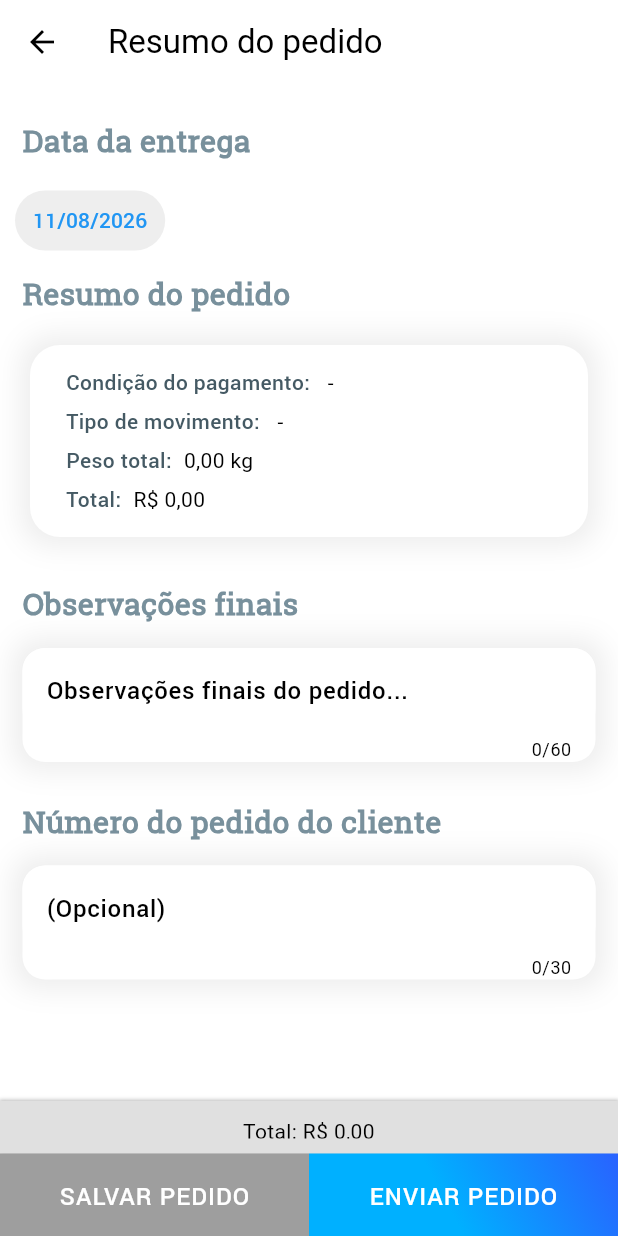
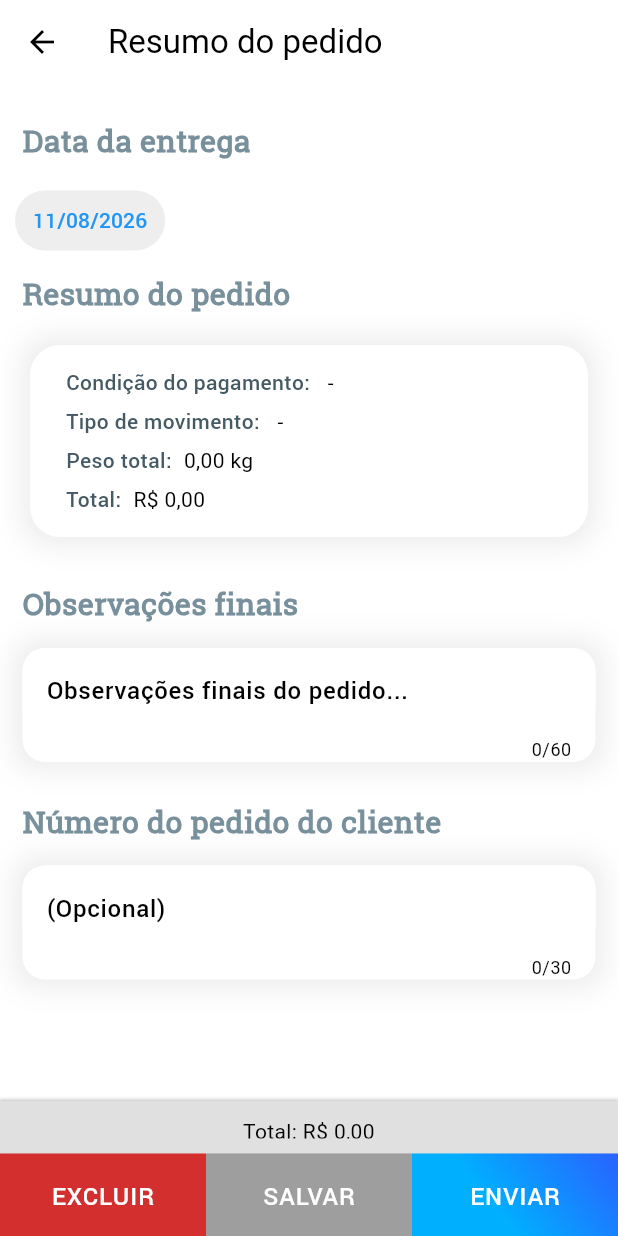
Before and after one commit to MGUERRA2019/vendas_agrindus, a Flutter app: the OrderSummaryScreen screen opened directly with empty values, on a phone screen of 412 x 824 dp. Run offline on Flutter 3.47's test engine with Material 3 defaults, Android fonts, the phone set to English and light mode, and no system bars; drawn by our look-alikes of modal_progress_hud_nsn; our stand-ins replace cached_network_image, clock, cloud_firestore, email_validator, firebase_auth, firebase_core and 7 more; missing offline and left inert: darq, flutter_local_notifications_linux, flutter_local_notifications_platform_interface, flutter_local_notifications_windows; accounts and stored records are empty; project files that could hold a hidden picture were left out.

Commit message:
10/08/26T Mario Guerra

```diff
--- a/lib/screens/navigation_screen.dart
+++ b/lib/screens/navigation_screen.dart
@@ -1,5 +1,6 @@
 import 'package:animations/animations.dart';
 import 'package:flutter/material.dart';
+import 'package:flutter/services.dart';
 import 'package:rflutter_alert/rflutter_alert.dart';
 import 'package:vendasagrindus/components/alert_button.dart';
 import 'package:vendasagrindus/screens/clientes/lista_clientes.dart';
@@ -82,7 +83,7 @@ class _NavigationScreenState extends State<NavigationScreen> {
       onPopInvokedWithResult: (didPop, result) async {
         if (!didPop) {
           final shouldPop = (await _exitPressed()) ?? false;
-          if (shouldPop && context.mounted) Navigator.of(context).pop();
+          if (shouldPop) SystemNavigator.pop();
         }
       },
       child: Scaffold(
--- a/lib/screens/pedidos/order_widgets.dart
+++ b/lib/screens/pedidos/order_widgets.dart
@@ -58,7 +58,8 @@ class OrderConfirmButton extends StatelessWidget {
 class SummaryButton extends StatelessWidget {
   final VoidCallback? saveFunction;
   final VoidCallback? sendFunction;
-  SummaryButton({this.saveFunction, this.sendFunction});
+  final VoidCallback? deleteFunction;
+  SummaryButton({this.saveFunction, this.sendFunction, this.deleteFunction});
   @override
   Widget build(BuildContext context) {
     return Container(
@@ -66,15 +67,35 @@ class SummaryButton extends StatelessWidget {
       width: double.infinity,
       child: Row(
         children: [
+          if (deleteFunction != null)
+            Expanded(
+              child: InkWell(
+                onTap: deleteFunction,
+                child: Container(
+                  color: Colors.red.shade700,
+                  child: Center(
+                    child: FittedBox(
+                      fit: BoxFit.scaleDown,
+                      child: Text('EXCLUIR',
+                          style: TextStyle(
+                              color: Colors.white, fontWeight: FontWeight.w500, fontSize: 16, letterSpacing: .7)),
+                    ),
+                  ),
+                ),
+              ),
+            ),
           Expanded(
             child: InkWell(
               onTap: saveFunction,
               child: Container(
                 color: Colors.grey,
                 child: Center(
-                  child: Text('SALVAR PEDIDO',
-                      style: TextStyle(
-                          color: Colors.white, fontWeight: FontWeight.w500, fontSize: 16, letterSpacing: .7)),
+                  child: FittedBox(
+                    fit: BoxFit.scaleDown,
+                    child: Text('SALVAR',
+                        style: TextStyle(
+                            color: Colors.white, fontWeight: FontWeight.w500, fontSize: 16, letterSpacing: .7)),
+                  ),
                 ),
               ),
             ),
@@ -85,9 +106,12 @@ class SummaryButton extends StatelessWidget {
               child: Container(
                 decoration: BoxDecoration(gradient: kGradientStyle),
                 child: Center(
-                  child: Text('ENVIAR PEDIDO',
-                      style: TextStyle(
-                          color: Colors.white, fontWeight: FontWeight.w500, fontSize: 16, letterSpacing: .7)),
+                  child: FittedBox(
+                    fit: BoxFit.scaleDown,
+                    child: Text('ENVIAR',
+                        style: TextStyle(
+                            color: Colors.white, fontWeight: FontWeight.w500, fontSize: 16, letterSpacing: .7)),
+                  ),
                 ),
               ),
             ),
--- a/lib/user_data.dart
+++ b/lib/user_data.dart
@@ -147,6 +147,12 @@ class UserData extends ChangeNotifier {
         }
       }
     }
+  }
+
+  clearCart() {
+    //Função para descartar o carrinho por completo (ex.: ao excluir um pedido ainda não salvo)
+    cart.clear();
+    notifyListeners();
   }
 
   removeEmptyItens() {
--- a/pubspec.yaml
+++ b/pubspec.yaml
@@ -19,7 +19,7 @@ dependencies:
   provider: ^6.1.2
   modal_progress_hud_nsn: ^0.5.1
   animations: ^2.0.11
-  intl: ^0.19.0
+  intl: ^0.20.2
   collection: ^1.18.0
   darq: ^1.0.0
   cached_network_image: ^3.4.1
```
Also changed, not shown: lib/screens/pedidos/edit_order_screen.dart (+8 -0 lines), lib/screens/pedidos/order_summary_screen.dart (+33 -2 lines), pubspec.lock, 4 other files.
